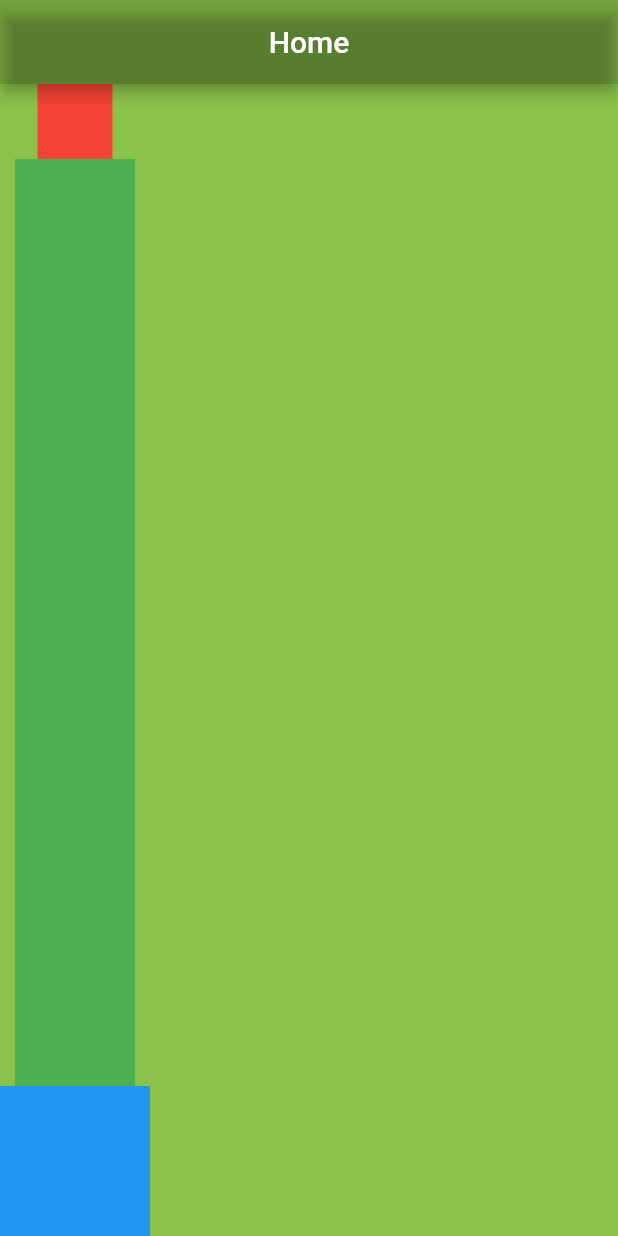
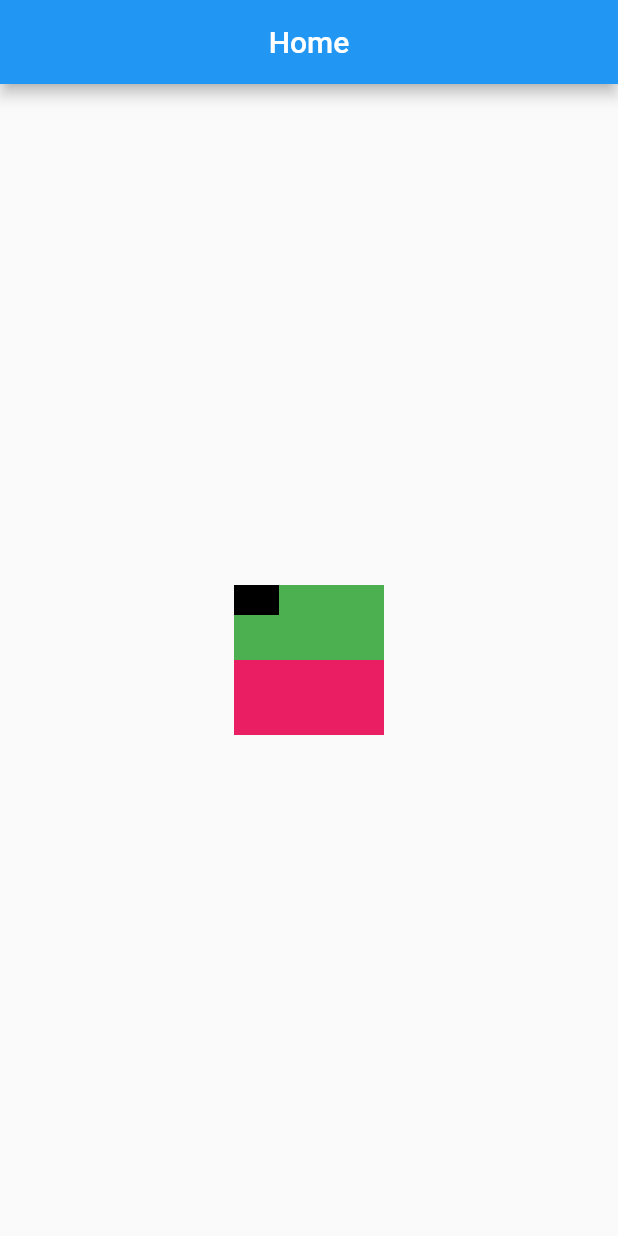
Before and after one commit to ShRudra88/flutter_ostad_live_cls, a Flutter app: the screen it shows after launch, on a phone screen of 412 x 824 dp. Run offline on Flutter 3.47's test engine with Material 2 defaults, Android fonts, the phone set to English and light mode, and no system bars.

Commit message:
stack & positioned widget

```diff
--- a/lib/main.dart
+++ b/lib/main.dart
@@ -23,30 +23,32 @@ class HomeScreen extends StatelessWidget {
     return Scaffold(
       appBar: AppBar(
         centerTitle: true,
-        backgroundColor: Colors.black12,
         title: Text('Home'),
       ),
-      backgroundColor: Colors.lightGreen,
-      body: Column(
-        children: <Widget>[
+      body: Center(
+        child: Stack( // postitioned sudhu stack e use hoi
+          children: [
             Container(
-            color: Colors.red,
-            width: 50.0,
-            height: 50.0,
+              width: 100,
+              height: 100,
+              color: Colors.pink,
             ),
-          Expanded(
+            Positioned( // postitined.fill porota fill korbe
+              right: 0,
+              left: 0,
               child: Container(
+                width: 50,
+                height: 50,
                 color: Colors.green,
-              height: 50.0,
-              width: 80,
               ),
             ),
             Container(
-            color: Colors.blue,
-            width: 100,
-            height: 100,
+              width: 30,
+              height: 20,
+              color: Colors.black,
+            )
+          ],
         ),
-        ],
       )
     );
   }
```
Lines whose indentation alone changed are shown as unchanged.
